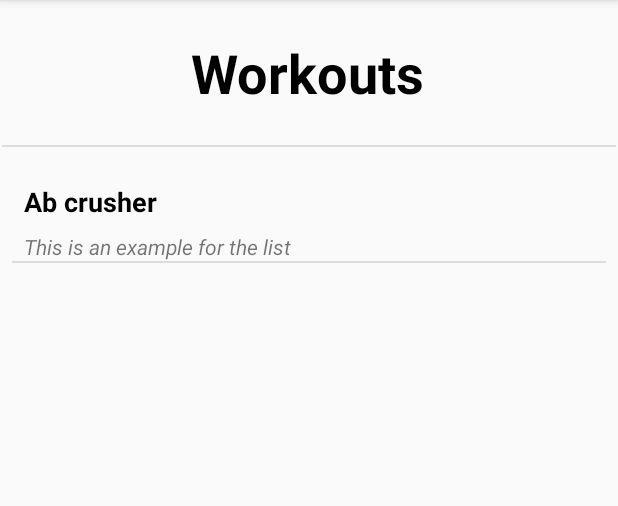
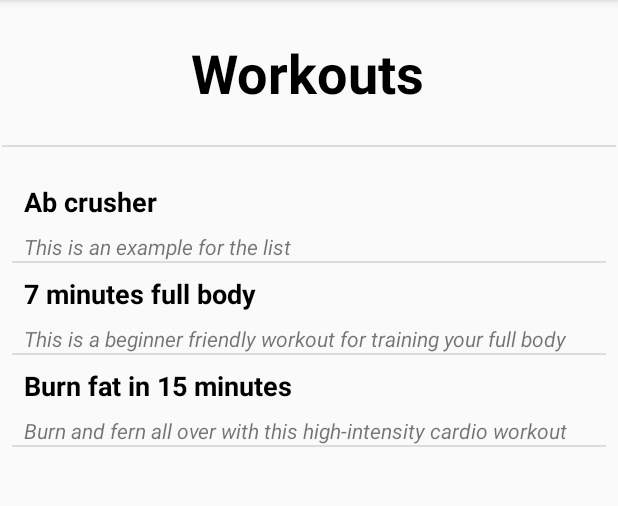
Before and after one commit to lloyd137/Fitness_app-The_exhibition, an Android app: the screen it shows after launch (WorkoutListActivity), after a tap on "Workouts", on a phone screen of 412 x 824 dp, the part 84-590 px from its top. Run offline under Robolectric (Android 15) with nearby library versions, the phone set to English and light mode, and no system bars.

Commit message:
- added workout detail view - workout name will be shown in the toolbar instead of Fitness app - the exhibition

```diff
--- a/app/src/main/AndroidManifest.xml
+++ b/app/src/main/AndroidManifest.xml
@@ -9,7 +9,8 @@
         android:roundIcon="@mipmap/ic_launcher_round"
         android:supportsRtl="true"
         android:theme="@style/AppTheme">
-        <activity android:name=".activities.CreateWorkoutActivity"></activity>
+        <activity android:name=".activities.details.WorkoutDetailScreen"></activity>
+        <activity android:name=".activities.CreateWorkoutActivity" />
         <activity android:name=".activities.ExercisesListActivity" />
         <activity android:name=".activities.WorkoutListActivity" />
         <activity android:name=".activities.MainMenuActivity">
--- a/app/src/main/java/com/example/fitnessapp_theexhibition/activities/MainMenuActivity.kt
+++ b/app/src/main/java/com/example/fitnessapp_theexhibition/activities/MainMenuActivity.kt
@@ -6,6 +6,8 @@ import android.os.Bundle
 import android.view.View
 import android.widget.Button
 import com.example.fitnessapp_theexhibition.R
+import com.example.fitnessapp_theexhibition.models.Workout
+import com.example.fitnessapp_theexhibition.providers.WorkoutProvider
 
 class MainMenuActivity : AppCompatActivity() {
 
@@ -36,6 +38,9 @@ class MainMenuActivity : AppCompatActivity() {
             finish()
         }
 
+        WorkoutProvider.addWorkout(Workout("7 minutes full body", "This is a beginner friendly workout for training your full body"))
+        WorkoutProvider.addWorkout(Workout("Burn fat in 15 minutes", "Burn and fern all over with this high-intensity cardio workout"))
+
     }
 
     private fun onWorkoutListClick(button: View) {
--- a/app/src/main/java/com/example/fitnessapp_theexhibition/activities/WorkoutListActivity.kt
+++ b/app/src/main/java/com/example/fitnessapp_theexhibition/activities/WorkoutListActivity.kt
@@ -1,28 +1,38 @@
 package com.example.fitnessapp_theexhibition.activities
 
+import android.content.Intent
 import androidx.appcompat.app.AppCompatActivity
 import android.os.Bundle
 import android.widget.ListView
 import com.example.fitnessapp_theexhibition.R
+import com.example.fitnessapp_theexhibition.activities.details.WorkoutDetailScreen
 import com.example.fitnessapp_theexhibition.adapters.WorkoutListAdapter
 import com.example.fitnessapp_theexhibition.models.Workout
+import com.example.fitnessapp_theexhibition.providers.WorkoutProvider
 
 class WorkoutListActivity : AppCompatActivity() {
 
     private lateinit var workoutList:ListView
-    private lateinit var workouts:ArrayList<Workout>
     private lateinit var workoutAdapter: WorkoutListAdapter
+    private var workouts:ArrayList<Workout> = ArrayList()
 
     override fun onCreate(savedInstanceState: Bundle?) {
         super.onCreate(savedInstanceState)
         setContentView(R.layout.activity_workout_list)
 
-        workouts = ArrayList<Workout>()
         workouts.add(Workout("Ab crusher", "This is an example for the list"))
+        workouts.addAll(WorkoutProvider.workouts)
 
         workoutList = findViewById<ListView>(R.id.workoutList)
         workoutAdapter = WorkoutListAdapter(this, workouts )
         workoutList.adapter = workoutAdapter
 
+
+        workoutList.setOnItemClickListener { parent, view, position, id ->
+            val intent: Intent = Intent(this, WorkoutDetailScreen::class.java).apply {
+                putExtra("workoutName", workouts[position].name)
+            }
+            startActivity(intent)
+        }
     }
 }
--- a/app/src/main/java/com/example/fitnessapp_theexhibition/adapters/WorkoutListAdapter.kt
+++ b/app/src/main/java/com/example/fitnessapp_theexhibition/adapters/WorkoutListAdapter.kt
@@ -1,12 +1,15 @@
 package com.example.fitnessapp_theexhibition.adapters
 
 import android.content.Context
+import android.content.Intent
 import android.view.LayoutInflater
 import android.view.View
 import android.view.ViewGroup
 import android.widget.BaseAdapter
 import android.widget.TextView
+import androidx.core.content.ContextCompat.startActivity
 import com.example.fitnessapp_theexhibition.R
+import com.example.fitnessapp_theexhibition.activities.details.WorkoutDetailScreen
 import com.example.fitnessapp_theexhibition.models.Workout
 
 class WorkoutListAdapter(private val context: Context, private val dataSource: ArrayList<Workout>) : BaseAdapter(){
@@ -28,6 +31,7 @@ class WorkoutListAdapter(private val context: Context, private val dataSource: A
 
         description = item.findViewById(R.id.workoutDescription)
         description.text = workout.description
+
         return item
     }
 
--- a/app/src/main/java/com/example/fitnessapp_theexhibition/providers/WorkoutProvider.kt
+++ b/app/src/main/java/com/example/fitnessapp_theexhibition/providers/WorkoutProvider.kt
@@ -4,11 +4,13 @@ import com.example.fitnessapp_theexhibition.models.Workout
 
 object WorkoutProvider {
 
-    private val workouts = ArrayList<Workout>()
+    val workouts = ArrayList<Workout>()
 
     fun addWorkout(workout: Workout){
         workouts.add(workout)
     }
 
 
+
+
 }
```
Also changed, not shown: app/src/main/java/com/example/fitnessapp_theexhibition/activities/details/WorkoutDetailScreen.kt (added, +16 -0 lines), app/src/main/res/layout/activity_workout_detail_screen.xml (added, +9 -0 lines).
